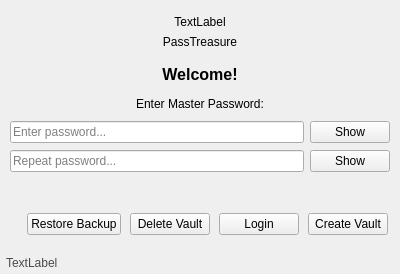
Old version of the form src/loginwindow.ui in the repository sera619/PassTreasure.
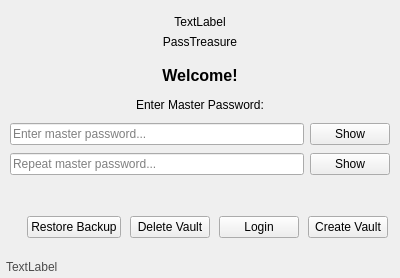
New version of the form.

```diff
--- a/src/loginwindow.ui
+++ b/src/loginwindow.ui
@@ -7,7 +7,7 @@
     <x>0</x>
     <y>0</y>
     <width>400</width>
-    <height>274</height>
+    <height>278</height>
    </rect>
   </property>
   <property name="windowTitle">
@@ -117,7 +117,7 @@
          <enum>QLineEdit::EchoMode::Password</enum>
         </property>
         <property name="placeholderText">
-         <string>Enter password...</string>
+         <string>Enter master password...</string>
         </property>
        </widget>
       </item>
@@ -179,7 +179,7 @@
       <item>
        <widget class="QLineEdit" name="input_password2">
         <property name="placeholderText">
-         <string>Repeat password...</string>
+         <string>Repeat master password...</string>
         </property>
        </widget>
       </item>
```
